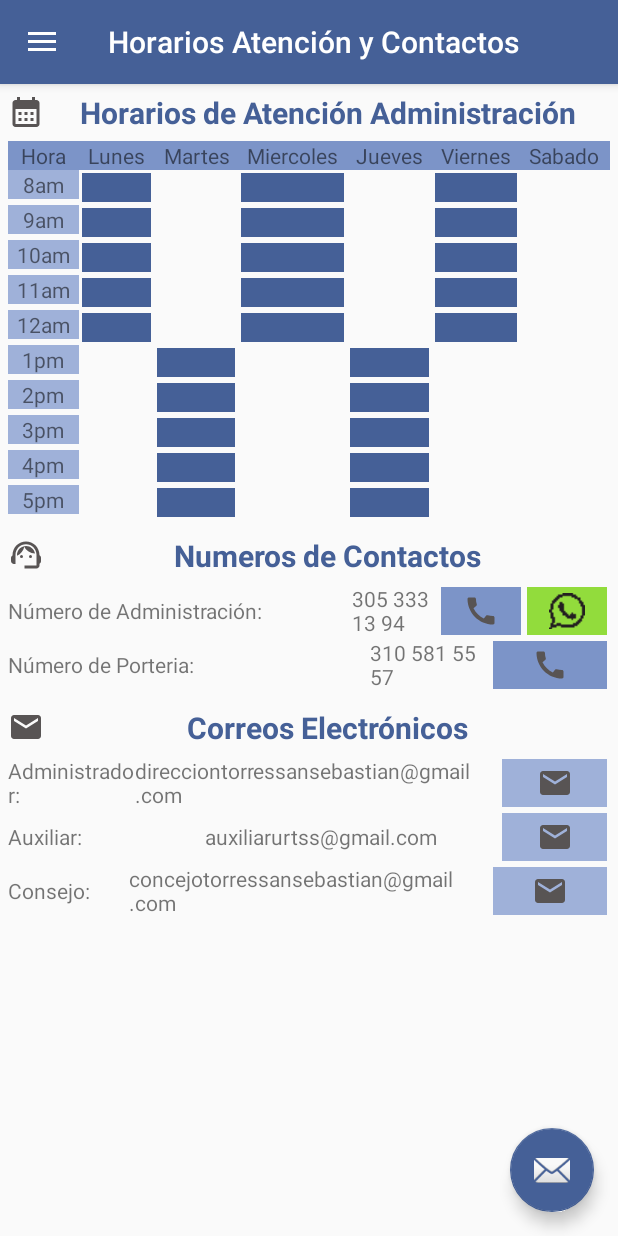
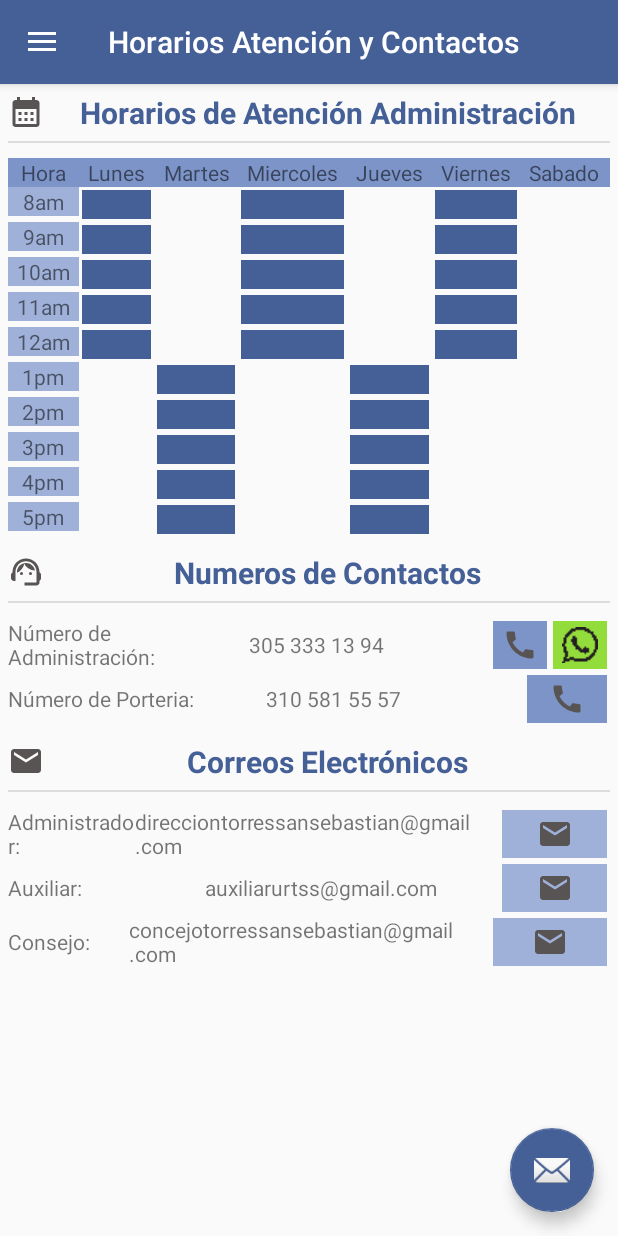
Before and after one commit to nano871022/uTorresSanSebastian, an Android app: the screen it shows after launch (MainActivity), in the side drawer, after a tap on "Horarios Atención y Contactos", on a phone screen of 412 x 824 dp. Run offline under Robolectric (Android 15) with nearby library versions, the phone set to English and light mode, and no system bars; our stand-ins replace navigation-ui; Roboto replaces fonts that are not available here.

Commit message:
actualizando version
Se realiza carga de nuevas pagina de informacioin de parqueadero e informacion de realizacion de pago de administracion.

```diff
--- a/app/build.gradle
+++ b/app/build.gradle
@@ -10,8 +10,8 @@ android {
         applicationId "co.japl.android.torressansebastian"
         minSdk 19
         targetSdk 31
-        versionCode 2
-        versionName "1.1-Asamblea"
+        versionCode 3
+        versionName "1.2-Asamblea-Parqueadero-pagos"
 
         testInstrumentationRunner "android.support.test.runner.AndroidJUnitRunner"
     }
--- a/app/src/main/java/co/japl/android/torressansebastian/MainActivity.kt
+++ b/app/src/main/java/co/japl/android/torressansebastian/MainActivity.kt
@@ -44,7 +44,7 @@ class MainActivity : AppCompatActivity() {
         // menu should be considered as top level destinations.
         appBarConfiguration = AppBarConfiguration(
             setOf(
-                R.id.nav_information, R.id.nav_location, R.id.nav_contact_us, R.id.nav_suggestion,R.id.nav_complaints
+                R.id.nav_information, R.id.nav_location, R.id.nav_contact_us, R.id.nav_suggestion,R.id.nav_complaints, R.id.nav_parking, R.id.nav_admin_pay
             ), drawerLayout
         )
         setupActionBarWithNavController(navController, appBarConfiguration)
--- /dev/null
+++ b/app/src/main/res/drawable/ic_baseline_attach_money_24.xml
@@ -0,0 +1,5 @@
+<vector android:height="24dp" android:tint="#585454"
+    android:viewportHeight="24" android:viewportWidth="24"
+    android:width="24dp" xmlns:android="http://schemas.android.com/apk/res/android">
+    <path android:fillColor="@android:color/white" android:pathData="M11.8,10.9c-2.27,-0.59 -3,-1.2 -3,-2.15 0,-1.09 1.01,-1.85 2.7,-1.85 1.78,0 2.44,0.85 2.5,2.1h2.21c-0.07,-1.72 -1.12,-3.3 -3.21,-3.81V3h-3v2.16c-1.94,0.42 -3.5,1.68 -3.5,3.61 0,2.31 1.91,3.46 4.7,4.13 2.5,0.6 3,1.48 3,2.41 0,0.69 -0.49,1.79 -2.7,1.79 -2.06,0 -2.87,-0.92 -2.98,-2.1h-2.2c0.12,2.19 1.76,3.42 3.68,3.83V21h3v-2.15c1.95,-0.37 3.5,-1.5 3.5,-3.55 0,-2.84 -2.43,-3.81 -4.7,-4.4z"/>
+</vector>
--- /dev/null
+++ b/app/src/main/res/drawable/ic_baseline_local_parking_24.xml
@@ -0,0 +1,5 @@
+<vector android:height="24dp" android:tint="#585454"
+    android:viewportHeight="24" android:viewportWidth="24"
+    android:width="24dp" xmlns:android="http://schemas.android.com/apk/res/android">
+    <path android:fillColor="@android:color/white" android:pathData="M13,3L6,3v18h4v-6h3c3.31,0 6,-2.69 6,-6s-2.69,-6 -6,-6zM13.2,11L10,11L10,7h3.2c1.1,0 2,0.9 2,2s-0.9,2 -2,2z"/>
+</vector>
--- a/app/src/main/res/drawable/side_nav_bar.xml
+++ b/app/src/main/res/drawable/side_nav_bar.xml
@@ -2,8 +2,8 @@
     android:shape="rectangle">
     <gradient
         android:angle="135"
-        android:centerColor="@color/blue_second"
-        android:endColor="@color/blue_light"
-        android:startColor="@color/blue_light"
+        android:centerColor="@color/head_menu_lateral_start"
+        android:endColor="@color/head_menu_lateral_end"
+        android:startColor="@color/head_menu_lateral_start"
         android:type="linear" />
 </shape>
--- a/app/src/main/res/layout/fragment_contact_us.xml
+++ b/app/src/main/res/layout/fragment_contact_us.xml
@@ -34,6 +34,13 @@
                 android:textSize="20sp"
                 android:textStyle="bold" />
 
+            <View
+                android:id="@+id/divider2"
+                android:layout_width="match_parent"
+                android:layout_height="1dp"
+                android:layout_marginBottom="10dp"
+                android:background="?android:attr/listDivider" />
+
             <fragment
                 android:id="@+id/week_view"
                 android:layout_width="match_parent"
@@ -60,6 +67,13 @@
                 android:textSize="20sp"
                 android:textStyle="bold" />
 
+            <View
+                android:id="@+id/divider4"
+                android:layout_width="match_parent"
+                android:layout_height="1dp"
+                android:layout_marginBottom="10dp"
+                android:background="?android:attr/listDivider" />
+
             <LinearLayout
                 android:layout_width="match_parent"
                 android:layout_height="match_parent"
@@ -70,7 +84,7 @@
                     android:layout_width="match_parent"
                     android:layout_height="wrap_content"
                     android:layout_gravity="center_vertical"
-                    android:layout_weight="1"
+                    android:layout_weight="2"
                     android:text="@string/admin_number" />
 
                 <TextView
@@ -90,7 +104,7 @@
                     android:layout_marginTop="2dp"
                     android:layout_marginRight="2dp"
                     android:layout_marginBottom="2dp"
-                    android:layout_weight="2"
+                    android:layout_weight="3"
                     android:background="@color/blue_second"
                     android:paddingTop="4dp"
                     android:paddingBottom="4dp"
@@ -105,7 +119,7 @@
                     android:layout_marginTop="2dp"
                     android:layout_marginRight="2dp"
                     android:layout_marginBottom="2dp"
-                    android:layout_weight="2"
+                    android:layout_weight="3"
                     android:background="#92DC3C"
                     android:paddingTop="4dp"
                     android:paddingBottom="4dp"
@@ -123,7 +137,7 @@
                     android:layout_width="match_parent"
                     android:layout_height="wrap_content"
                     android:layout_gravity="center_vertical"
-                    android:layout_weight="1"
+                    android:layout_weight="2"
                     android:text="@string/entrance_nbr" />
 
                 <TextView
@@ -142,7 +156,7 @@
                     android:layout_marginTop="2dp"
                     android:layout_marginRight="2dp"
                     android:layout_marginBottom="2dp"
-                    android:layout_weight="2"
+                    android:layout_weight="3"
                     android:background="@color/blue_second"
                     android:paddingTop="4dp"
                     android:paddingBottom="4dp"
@@ -168,6 +182,13 @@
                 android:textColor="@color/blue_principal"
                 android:textSize="20sp"
                 android:textStyle="bold" />
+
+            <View
+                android:id="@+id/divider3"
+                android:layout_width="match_parent"
+                android:layout_height="1dp"
+                android:layout_marginBottom="10dp"
+                android:background="?android:attr/listDivider" />
 
             <LinearLayout
                 android:layout_width="match_parent"
--- a/app/src/main/res/menu/activity_main_drawer.xml
+++ b/app/src/main/res/menu/activity_main_drawer.xml
@@ -17,13 +17,22 @@
             android:icon="@drawable/ic_baseline_assistant_ind_24"
             android:title="@string/menu_contact_us" />
         <item
-            android:id="@+id/nav_suggestion"
-            android:icon="@drawable/ic_baseline_suggest"
-            android:title="@string/menu_suggestion" />
+            android:id="@+id/nav_parking"
+            android:icon="@drawable/ic_baseline_local_parking_24"
+            android:title="@string/menu_parking" />
+
+        <item
+            android:id="@+id/nav_admin_pay"
+            android:icon="@drawable/ic_baseline_attach_money_24"
+            android:title="@string/menu_admin_pay" />
         <item
             android:id="@+id/nav_complaints"
             android:icon="@drawable/ic_baseline_complains"
             android:title="@string/menu_complaints" />
+        <item
+            android:id="@+id/nav_suggestion"
+            android:icon="@drawable/ic_baseline_suggest"
+            android:title="@string/menu_suggestion" />
 
     </group>
 </menu>
--- a/app/src/main/res/navigation/mobile_navigation.xml
+++ b/app/src/main/res/navigation/mobile_navigation.xml
@@ -35,4 +35,17 @@
         android:label="@string/menu_complaints"
         tools:layout="@layout/fragment_complaints" />
 
+    <fragment
+        android:id="@+id/nav_parking"
+        android:name="co.japl.android.torressansebastian.ui.parking.ParkingFragment"
+        android:label="@string/menu_parking"
+        tools:layout="@layout/fragment_parking" />
+
+    <fragment
+        android:id="@+id/nav_admin_pay"
+        android:name="co.japl.android.torressansebastian.ui.admin_pay.AdministrationPay"
+        android:label="@string/menu_admin_pay"
+        tools:layout="@layout/fragment_administration_pay" />
+
+
 </navigation>
--- a/app/src/main/res/values/colors.xml
+++ b/app/src/main/res/values/colors.xml
@@ -13,4 +13,6 @@
     <color name="blue_principal">#456097</color>
     <color name="blue_second">#7c94c8</color>
     <color name="blue_light">#9fb1d9</color>
+    <color name="head_menu_lateral_start">#FFD9DBF3</color>
+    <color name="head_menu_lateral_end">#FFC6C8DC</color>
 </resources>
```
Also changed, not shown: app/src/main/java/co/japl/android/torressansebastian/ui/admin_pay/AdministrationPay.kt (added, +52 -0 lines), app/src/main/java/co/japl/android/torressansebastian/ui/parking/ParkingFragment.kt (added, +60 -0 lines), app/src/main/res/layout/fragment_administration_pay.xml (added, +153 -0 lines), app/src/main/res/layout/fragment_location.xml (+10 -3 lines), app/src/main/res/layout/fragment_parking.xml (added, +198 -0 lines), app/src/main/res/values/strings.xml (+26 -0 lines), app/src/main/res/drawable/avvillas.png (added), app/src/main/res/drawable/cal_pago_4.png (added), app/src/main/res/drawable/parqueadero1024.jpg (added), app/src/main/res/drawable/torres_san_sebastian.jpg (added).
